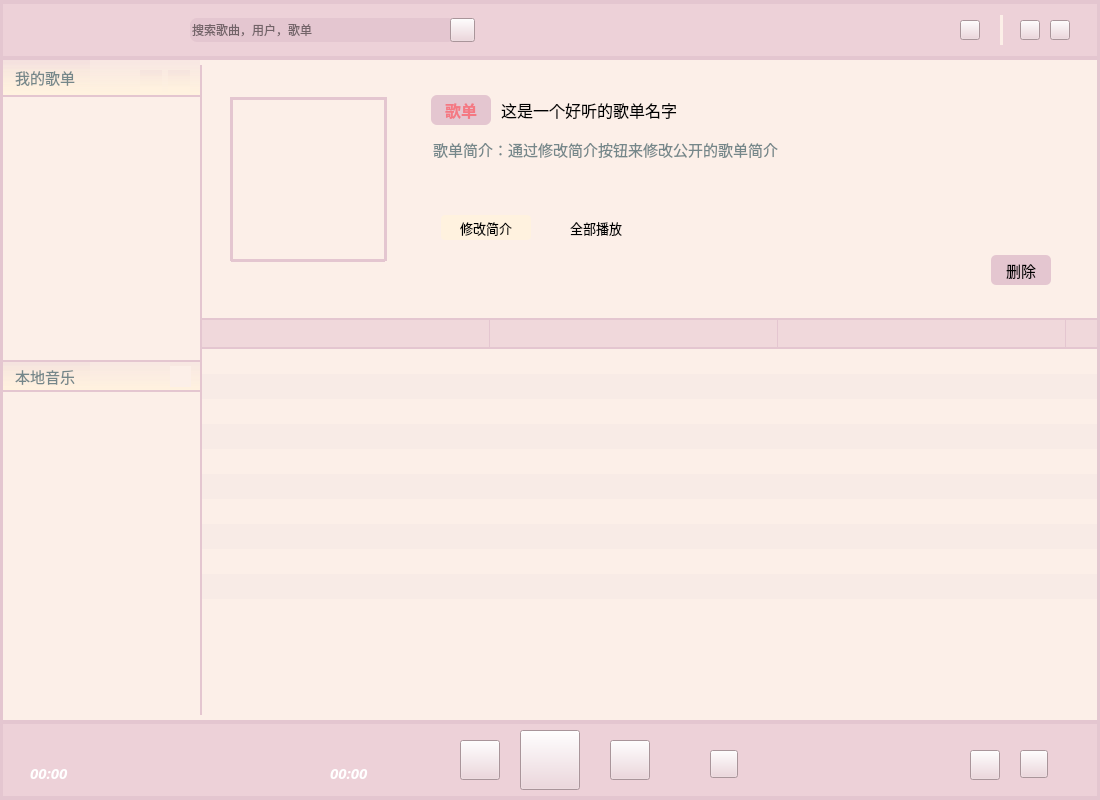
The window that ui/Main.ui (MyEternalMoon/PyQt_mp3Player) describes before a commit, drawn with Qt 5.
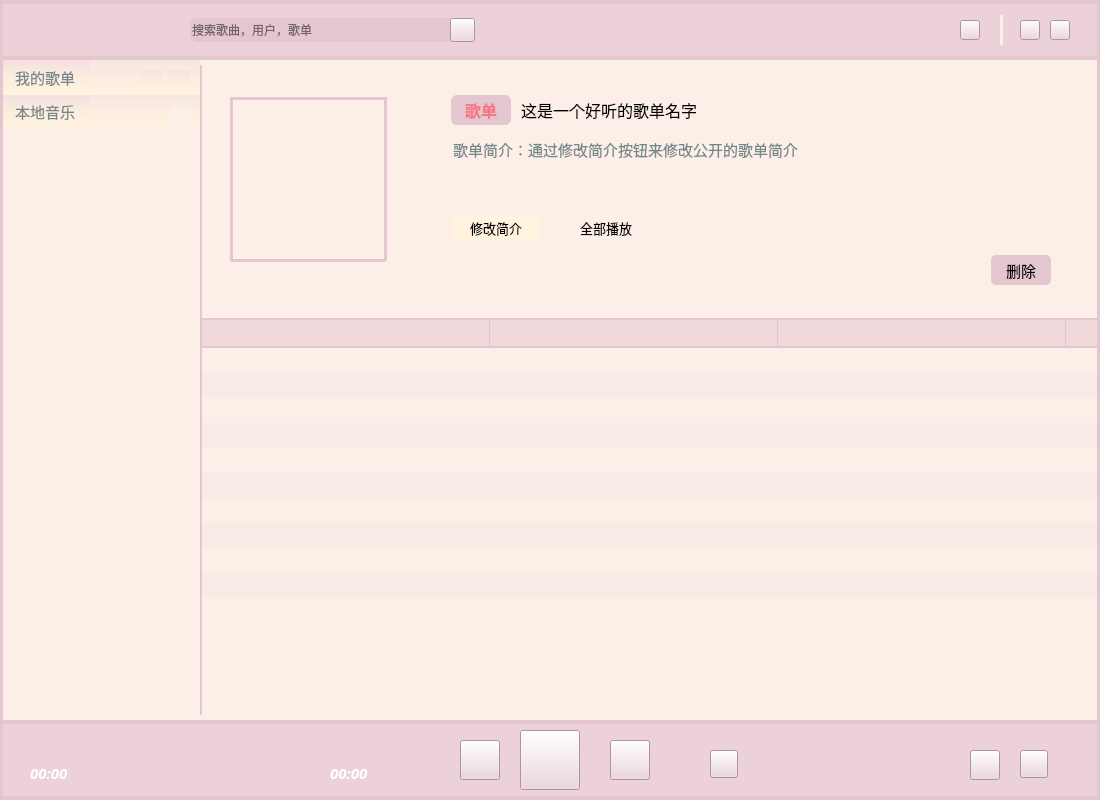
The same window after the commit. Icons and pictures are not drawn.

Patch:
```diff
--- a/ui/Main.ui
+++ b/ui/Main.ui
@@ -619,6 +619,7 @@
 border-image: url(:/bg/item.png);color:black}
 QListWidget::item:hover{text-indent:9px;
 background-color: rgb(255, 242, 223);color:black}
+QListWidget::item{min-height:27px}
 
 
 
@@ -640,7 +641,7 @@
       <enum>Qt::ScrollBarAsNeeded</enum>
      </property>
      <property name="sizeAdjustPolicy">
-      <enum>QAbstractScrollArea::AdjustIgnored</enum>
+      <enum>QAbstractScrollArea::AdjustToContents</enum>
      </property>
      <property name="autoScroll">
       <bool>true</bool>
@@ -706,25 +707,6 @@
       <bool>false</bool>
      </property>
     </widget>
-    <widget class="Line" name="line_3">
-     <property name="geometry">
-      <rect>
-       <x>0</x>
-       <y>35</y>
-       <width>200</width>
-       <height>2</height>
-      </rect>
-     </property>
-     <property name="styleSheet">
-      <string notr="true">background-color: rgb(228, 198, 208);</string>
-     </property>
-     <property name="lineWidth">
-      <number>0</number>
-     </property>
-     <property name="orientation">
-      <enum>Qt::Horizontal</enum>
-     </property>
-    </widget>
     <widget class="QPushButton" name="newListButton">
      <property name="geometry">
       <rect>
@@ -781,7 +763,7 @@
       </font>
      </property>
      <property name="cursor">
-      <cursorShape>ArrowCursor</cursorShape>
+      <cursorShape>PointingHandCursor</cursorShape>
      </property>
      <property name="toolTip">
       <string/>
@@ -829,11 +811,37 @@
       <string/>
      </property>
     </widget>
+    <widget class="QLabel" name="label_3">
+     <property name="geometry">
+      <rect>
+       <x>0</x>
+       <y>0</y>
+       <width>201</width>
+       <height>35</height>
+      </rect>
+     </property>
+     <property name="styleSheet">
+      <string notr="true">background:
+qlineargradient(spread:pad, x1:0, y1:1, x2:0, y2:0, stop:0.06 rgb(255, 242, 223), stop:1 rgb(228, 198, 208,50));</string>
+     </property>
+     <property name="text">
+      <string/>
+     </property>
+    </widget>
+    <widget class="QWidget" name="widget_2" native="true">
+     <property name="geometry">
+      <rect>
+       <x>0</x>
+       <y>35</y>
+       <width>200</width>
+       <height>32</height>
+      </rect>
+     </property>
     <widget class="QPushButton" name="toListButton_2">
      <property name="geometry">
       <rect>
        <x>0</x>
-       <y>300</y>
+        <y>0</y>
        <width>90</width>
        <height>32</height>
       </rect>
@@ -844,6 +852,9 @@
        <pointsize>11</pointsize>
       </font>
      </property>
+      <property name="cursor">
+       <cursorShape>PointingHandCursor</cursorShape>
+      </property>
      <property name="toolTip">
       <string/>
      </property>
@@ -857,68 +868,13 @@
       <string>本地音乐</string>
      </property>
     </widget>
-    <widget class="Line" name="line_13">
-     <property name="geometry">
-      <rect>
-       <x>0</x>
-       <y>300</y>
-       <width>200</width>
-       <height>2</height>
-      </rect>
-     </property>
-     <property name="styleSheet">
-      <string notr="true">background-color: rgb(228, 198, 208);</string>
-     </property>
-     <property name="lineWidth">
-      <number>0</number>
-     </property>
-     <property name="orientation">
-      <enum>Qt::Horizontal</enum>
-     </property>
-    </widget>
-    <widget class="Line" name="line_14">
-     <property name="geometry">
-      <rect>
-       <x>0</x>
-       <y>330</y>
-       <width>200</width>
-       <height>2</height>
-      </rect>
-     </property>
-     <property name="styleSheet">
-      <string notr="true">background-color: rgb(228, 198, 208);</string>
-     </property>
-     <property name="lineWidth">
-      <number>0</number>
-     </property>
-     <property name="orientation">
-      <enum>Qt::Horizontal</enum>
-     </property>
-    </widget>
     <widget class="QLabel" name="label">
      <property name="geometry">
       <rect>
        <x>0</x>
-       <y>300</y>
-       <width>201</width>
-       <height>32</height>
-      </rect>
-     </property>
-     <property name="styleSheet">
-      <string notr="true">background:
-qlineargradient(spread:pad, x1:0, y1:1, x2:0, y2:0, stop:0.06 rgb(255, 242, 223), stop:1 rgb(228, 198, 208,50));</string>
-     </property>
-     <property name="text">
-      <string/>
-     </property>
-    </widget>
-    <widget class="QLabel" name="label_3">
-     <property name="geometry">
-      <rect>
-       <x>0</x>
        <y>0</y>
        <width>201</width>
-       <height>35</height>
+        <height>32</height>
       </rect>
      </property>
      <property name="styleSheet">
@@ -933,7 +889,7 @@
      <property name="geometry">
       <rect>
        <x>170</x>
-       <y>306</y>
+        <y>10</y>
        <width>21</width>
        <height>21</height>
       </rect>
@@ -967,17 +923,16 @@
       <bool>true</bool>
      </property>
     </widget>
-    <zorder>label_3</zorder>
     <zorder>label</zorder>
+     <zorder>toListButton_2</zorder>
+     <zorder>refreshButton</zorder>
+    </widget>
+    <zorder>label_3</zorder>
     <zorder>PlaylistWidget</zorder>
-    <zorder>line_3</zorder>
     <zorder>newListButton</zorder>
     <zorder>toListButton</zorder>
     <zorder>moveUpButton</zorder>
-    <zorder>toListButton_2</zorder>
-    <zorder>line_13</zorder>
-    <zorder>line_14</zorder>
-    <zorder>refreshButton</zorder>
+    <zorder>widget_2</zorder>
    </widget>
    <widget class="Line" name="line">
     <property name="geometry">
@@ -1017,7 +972,7 @@
     <widget class="QLabel" name="label_2">
      <property name="geometry">
       <rect>
-       <x>230</x>
+       <x>250</x>
        <y>35</y>
        <width>60</width>
        <height>30</height>
@@ -1046,7 +1001,7 @@
     <widget class="QLabel" name="ListNameLabel">
      <property name="geometry">
       <rect>
-       <x>300</x>
+       <x>320</x>
        <y>35</y>
        <width>280</width>
        <height>30</height>
@@ -1065,7 +1020,7 @@
     <widget class="QPushButton" name="PlayAllButton">
      <property name="geometry">
       <rect>
-       <x>350</x>
+       <x>360</x>
        <y>155</y>
        <width>90</width>
        <height>25</height>
@@ -1096,7 +1051,7 @@
     <widget class="QPushButton" name="editListButton">
      <property name="geometry">
       <rect>
-       <x>240</x>
+       <x>250</x>
        <y>155</y>
        <width>90</width>
        <height>25</height>
@@ -1168,7 +1123,7 @@
      </property>
      <property name="geometry">
       <rect>
-       <x>230</x>
+       <x>250</x>
        <y>75</y>
        <width>550</width>
        <height>30</height>
@@ -1215,7 +1170,7 @@
     <widget class="QLabel" name="timesLabel">
      <property name="geometry">
       <rect>
-       <x>230</x>
+       <x>250</x>
        <y>115</y>
        <width>500</width>
        <height>25</height>
@@ -1391,7 +1346,7 @@
 border-top:0;
 border-left:0;
 	border-color:rgb(228, 198, 208);
-	height:27px;
+	height:26px;
 	font-size:19px;
 
 font-family:&quot;微软雅黑&quot;;
```
Lines whose indentation alone changed are shown as unchanged.
